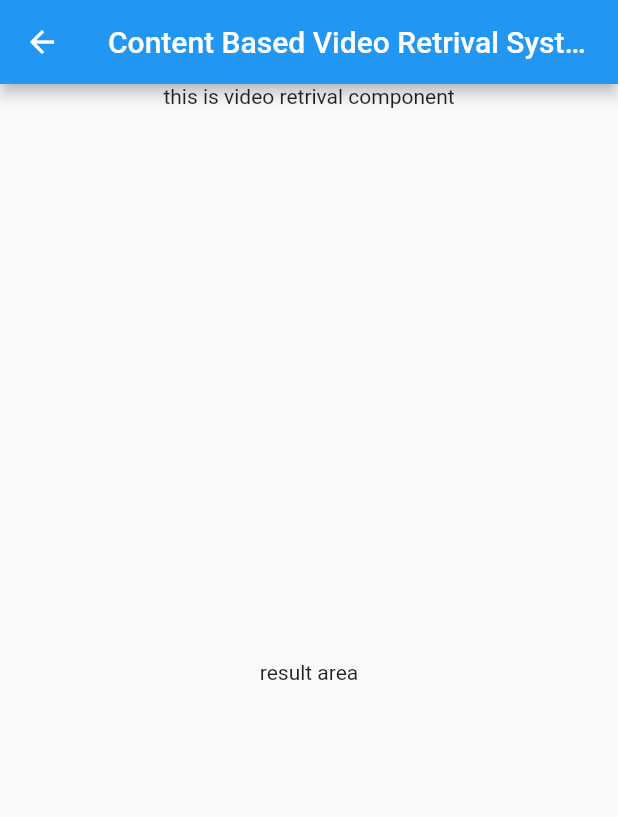
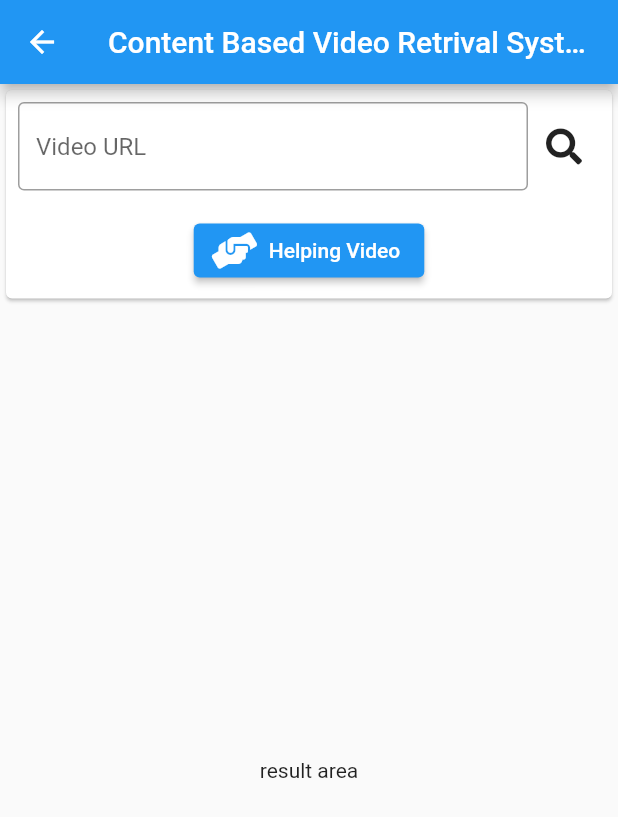
Before and after one commit to AdhamNour/ContentBasedMultimediaRetrivalSystem, a Flutter app: the screen it shows after launch, after a tap on "Video", on a phone screen of 412 x 824 dp. Shown: the top 817 px of the screen. Run offline on Flutter 3.47's test engine with Material 2 defaults, Android fonts, the phone set to English and light mode, and no system bars; our stand-ins replace font_awesome_flutter.

Commit message:
Search component finished

```diff
--- a/multimedia_frontend/lib/Components/ImageCompnent.dart
+++ /dev/null
@@ -1,10 +0,0 @@
-import 'package:flutter/material.dart';
-
-class ImageRetrivalComponent extends StatelessWidget {
-  @override
-  Widget build(BuildContext context) {
-    return Container(
-      child: Text('this is image retrival component'),
-    );
-  }
-}
--- /dev/null
+++ b/multimedia_frontend/lib/Components/SearchCompnent.dart
@@ -0,0 +1,41 @@
+import 'package:flutter/material.dart';
+import 'package:font_awesome_flutter/font_awesome_flutter.dart';
+
+class SearchComponent extends StatelessWidget {
+  final String searchType;
+  SearchComponent({this.searchType='error'});
+  @override
+  Widget build(BuildContext context) {
+    return Card(
+      child: Column(
+        children: [
+          Padding(
+            padding: const EdgeInsets.all(8.0),
+            child: Container(
+              child: Row(
+                children: [
+                  Expanded(
+                    child: TextField(
+                      decoration: InputDecoration(
+                          border: OutlineInputBorder(), hintText: '${searchType} URL'),
+                    ),
+                  ),
+                  IconButton(
+                      onPressed: () => {},
+                      icon: FaIcon(FontAwesomeIcons.search))
+                ],
+              ),
+            ),
+          ),
+          Padding(
+            padding: const EdgeInsets.all(8.0),
+            child: ElevatedButton.icon(
+                onPressed: () => {},
+                icon: FaIcon(FontAwesomeIcons.handsHelping),
+                label: Text('Helping $searchType')),
+          )
+        ],
+      ),
+    );
+  }
+}
--- a/multimedia_frontend/lib/Components/VideoComponent.dart
+++ /dev/null
@@ -1,10 +0,0 @@
-import 'package:flutter/material.dart';
-
-class VideoRetrivalComponent extends StatelessWidget {
-  @override
-  Widget build(BuildContext context) {
-    return Container(
-      child: Text('this is video retrival component'),
-    );
-  }
-}
--- a/multimedia_frontend/lib/screens/SearchScreen.dart
+++ b/multimedia_frontend/lib/screens/SearchScreen.dart
@@ -1,6 +1,6 @@
 import 'package:flutter/material.dart';
-import 'package:multimedia_frontend/Components/ImageCompnent.dart';
-import 'package:multimedia_frontend/Components/VideoComponent.dart';
+import 'package:multimedia_frontend/Components/SearchCompnent.dart';
+
 
 class SearchScreen extends StatelessWidget {
   static const routeName = 'SEARCH_SCREEN';
@@ -8,17 +8,14 @@ class SearchScreen extends StatelessWidget {
   @override
   Widget build(BuildContext context) {
     final args = ModalRoute.of(context)!.settings.arguments as String;
-    Widget renderElement = VideoRetrivalComponent();
-    if (args == 'Image') {
-      renderElement = ImageRetrivalComponent();
-    }
+
     return Scaffold(
         appBar: AppBar(
           title: Text('Content Based $args Retrival System'),
         ),
         body: Column(
           children: [
-            renderElement,
+            SearchComponent(searchType: args,),
             Expanded(
               child: Center(child: Text('result area')),
             )
```
